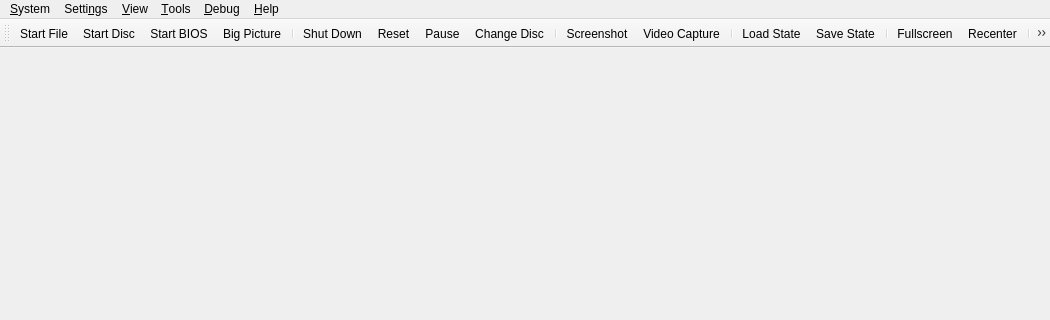
Before: the Qt Designer form pcsx2-qt/MainWindow.ui in solid1353/PCSX2-NA228, drawn with Qt 5; both pictures show x 0 to 1050 and y 0 to 320 of the 1050 by 666 pixel window.
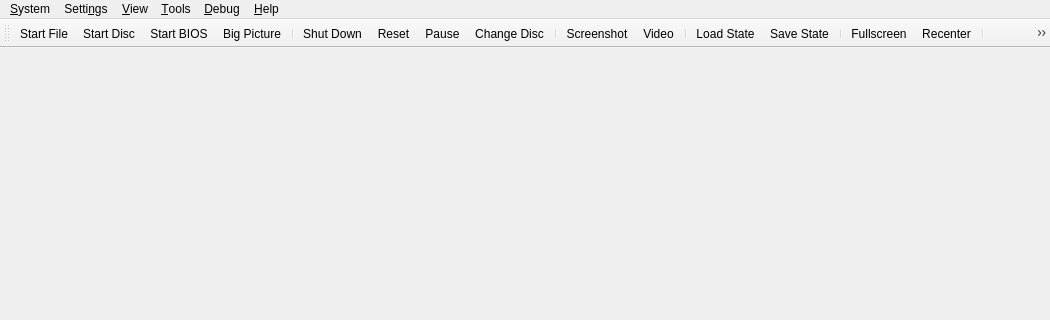
After: the same form once the commit is applied. Icons and pictures are not drawn.

The edit to the form file:
```diff
--- a/pcsx2-qt/MainWindow.ui
+++ b/pcsx2-qt/MainWindow.ui
@@ -1082,6 +1082,12 @@
    <property name="text">
     <string comment="In Toolbar">&amp;Video Capture</string>
    </property>
+   <property name="iconText">
+    <string comment="In Toolbar">Video</string>
+   </property>
+   <property name="toolTip">
+    <string>Video Capture</string>
+   </property>
   </action>
   <action name="actionEditCheats">
    <property name="icon">
```
